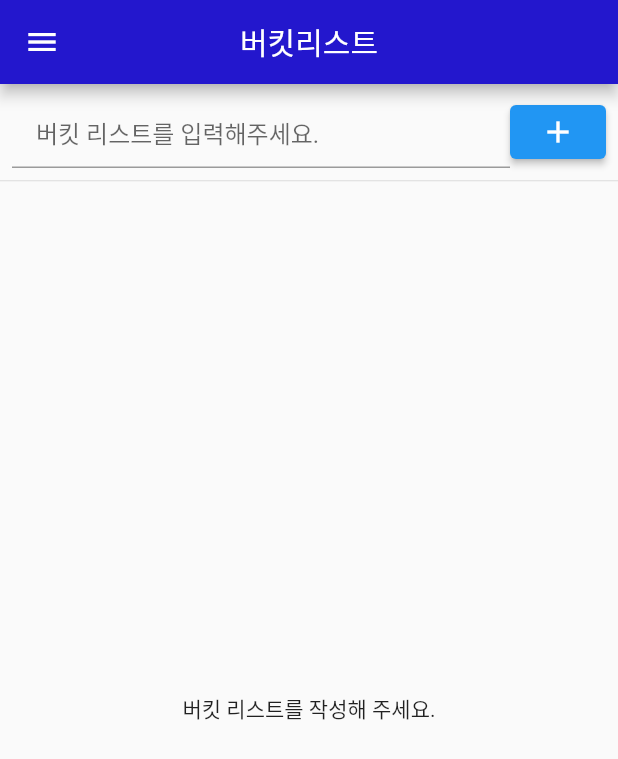
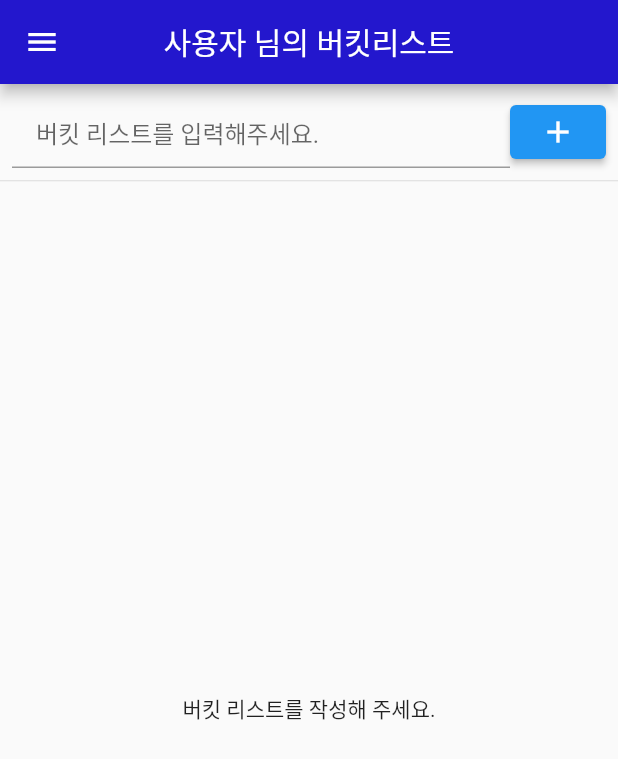
Before and after one commit to Psyail/-, a Flutter app: the HomePage screen opened directly, on a phone screen of 412 x 824 dp. Shown: the top 759 px of the screen. Run offline on Flutter 3.47's test engine with Material 2 defaults, Android fonts, the phone set to English and light mode, and no system bars; our stand-ins replace cloud_firestore, firebase_auth, firebase_core, table_calendar; accounts and stored records are empty.

Commit message:
appbar 수정

```diff
--- a/lib/home_page.dart
+++ b/lib/home_page.dart
@@ -46,7 +46,7 @@ class _HomePageState extends State<HomePage> {
                   textAlign: TextAlign.center,
               ),
             ),*/
-            title: Text("버킷리스트"),
+            title: Text("$userName 님의 버킷리스트"),
             backgroundColor: Color.fromARGB(255, 35, 23, 205),
             centerTitle: true,
             leading: Builder(
```
